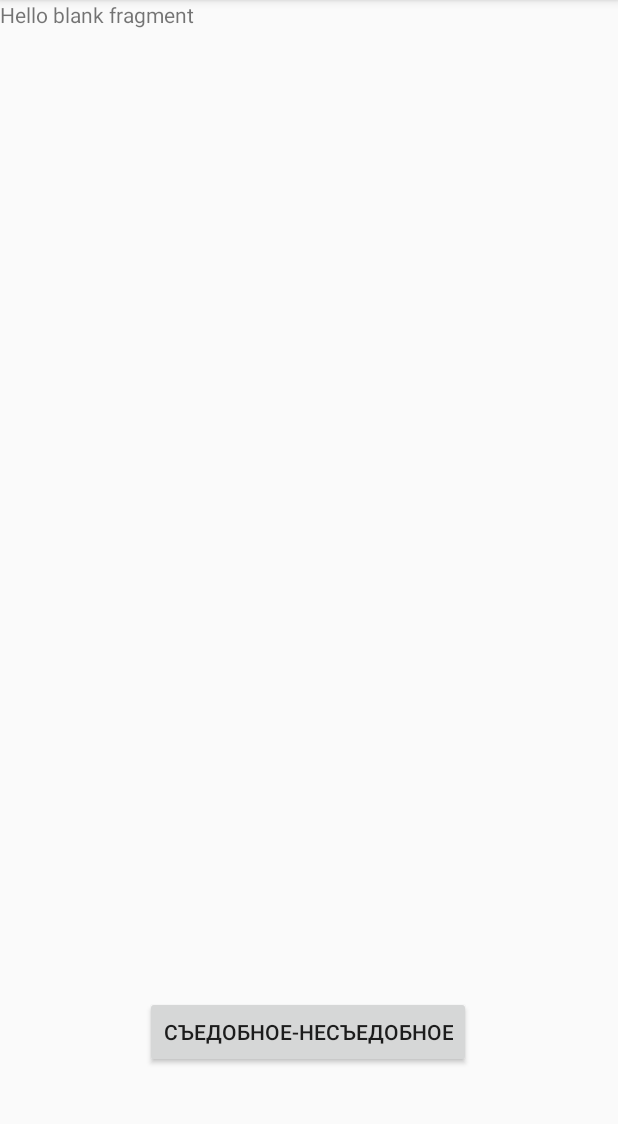
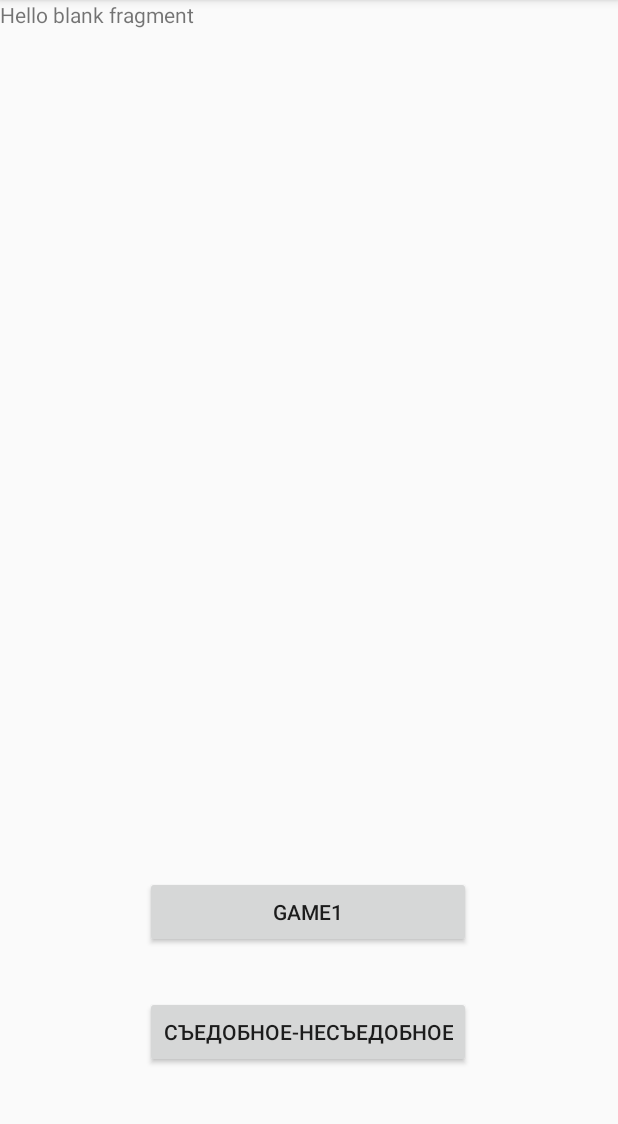
Before and after one commit to ZaharGusyatin/GameForChildren, an Android app: the fragment LevelSelectionFragment shown on its own in the app's theme, on a phone screen of 412 x 824 dp, the part 84-1208 px from its top. Run offline under Robolectric (Android 15) with nearby library versions, the phone set to English and light mode, and no system bars.

Commit message:
AppWith2Lvl

```diff
--- a/app/src/main/AndroidManifest.xml
+++ b/app/src/main/AndroidManifest.xml
@@ -9,7 +9,6 @@
         android:roundIcon="@mipmap/ic_launcher_round"
         android:supportsRtl="true"
         android:theme="@style/AppTheme">
-        <activity android:name=".ui.fragments.Bread"></activity>
         <activity android:name=".MainActivity">
             <intent-filter>
                 <action android:name="android.intent.action.MAIN" />
--- a/app/src/main/java/com/example/gameforchildren/MainActivity.kt
+++ b/app/src/main/java/com/example/gameforchildren/MainActivity.kt
@@ -17,8 +17,8 @@ class MainActivity : AppCompatActivity() {
         mBinding = ActivityMainBinding.inflate(layoutInflater)
         setContentView(mBinding.root)
         APP_ACTIVITY = this
-        //replaceFragment(StartScreenFragment(), false)
-replaceFragment(EdibleGameMainFragment())
+        replaceFragment(StartScreenFragment(), false)
+
 
     }
 
--- a/app/src/main/java/com/example/gameforchildren/ui/StartScreenFragment.kt
+++ b/app/src/main/java/com/example/gameforchildren/ui/StartScreenFragment.kt
@@ -2,7 +2,6 @@ package com.example.gameforchildren.ui
 
 import androidx.fragment.app.Fragment
 import com.example.gameforchildren.R
-import com.example.gameforchildren.ui.fragments.GuessByTheSoundFragment
 import com.example.gameforchildren.ui.fragments.LevelSelectionFragment
 import com.example.gameforchildren.utilits.APP_ACTIVITY
 import com.example.gameforchildren.utilits.replaceFragment
@@ -18,9 +17,8 @@ private lateinit var test:String
 
         buttonStartScreen.setOnClickListener {
 
-            replaceFragment(GuessByTheSoundFragment(), false)
 
-            replaceFragment(LevelSelectionFragment())
+            replaceFragment(LevelSelectionFragment(),false)
 
         }
     }
--- a/app/src/main/java/com/example/gameforchildren/ui/fragments/LevelSelectionFragment.kt
+++ b/app/src/main/java/com/example/gameforchildren/ui/fragments/LevelSelectionFragment.kt
@@ -1,18 +1,18 @@
 package com.example.gameforchildren.ui.fragments
 
-import android.os.Bundle
 import androidx.fragment.app.Fragment
-import android.view.LayoutInflater
-import android.view.View
-import android.view.ViewGroup
 import com.example.gameforchildren.R
 import com.example.gameforchildren.ui.fragments.edibleGameFragments.EdibleGameMainFragment
+import com.example.gameforchildren.ui.fragments.guessByTheSound.GuessByTheSoundFragment
 import com.example.gameforchildren.utilits.replaceFragment
 import kotlinx.android.synthetic.main.fragment_level_selection.*
 
-class LevelSelectionFragment : Fragment(R.layout.fragment_level_selection){
+class LevelSelectionFragment : Fragment(R.layout.fragment_level_selection) {
     override fun onResume() {
         super.onResume()
-   levelSelectionEdible.setOnClickListener { replaceFragment(EdibleGameMainFragment()) }
+        button_level_selection_edible.setOnClickListener { replaceFragment(EdibleGameMainFragment()) }
+        button_guess_by_the_sounds.setOnClickListener { replaceFragment(GuessByTheSoundFragment()) }
+
     }
+
 }
--- a/app/src/main/res/layout/fragment_guess_by_the_sound.xml
+++ b/app/src/main/res/layout/fragment_guess_by_the_sound.xml
@@ -4,7 +4,7 @@
     xmlns:tools="http://schemas.android.com/tools"
     android:layout_width="match_parent"
     android:layout_height="match_parent"
-    tools:context=".ui.fragments.GuessByTheSoundFragment">
+    tools:context=".ui.fragments.guessByTheSound.GuessByTheSoundFragment">
 
     <TextView
         android:id="@+id/go"
--- a/app/src/main/res/layout/fragment_level_selection.xml
+++ b/app/src/main/res/layout/fragment_level_selection.xml
@@ -14,7 +14,7 @@
         android:text="@string/hello_blank_fragment" />
 
     <Button
-        android:id="@+id/levelSelectionEdible"
+        android:id="@+id/button_level_selection_edible"
         android:layout_width="wrap_content"
         android:layout_height="wrap_content"
         android:layout_marginBottom="56dp"
@@ -24,4 +24,14 @@
         app:layout_constraintHorizontal_bias="0.498"
         app:layout_constraintStart_toStartOf="parent" />
 
+    <Button
+        android:id="@+id/button_guess_by_the_sounds"
+        android:layout_width="0dp"
+        android:layout_height="wrap_content"
+        android:layout_marginBottom="32dp"
+        android:text="game1"
+        app:layout_constraintBottom_toTopOf="@+id/button_level_selection_edible"
+        app:layout_constraintEnd_toEndOf="@+id/button_level_selection_edible"
+        app:layout_constraintStart_toStartOf="@+id/button_level_selection_edible" />
+
 </androidx.constraintlayout.widget.ConstraintLayout>
--- a/app/src/main/res/values/strings.xml
+++ b/app/src/main/res/values/strings.xml
@@ -6,6 +6,7 @@
     <string name="games_rules">играправила</string>
 
     <string name="EdibleGameTitle">Съедобное-несъедобное</string>
+    <string name="music">Угадай по мелодии</string>
     <string name="edibleGameMakeUrChoose">Выбери то, что можно скушать</string>
     <string name="gameEdibleTitleOfDescription">Cъедобное-несъедобное</string>
     <string name="testing_string_bla_bla">testing String bla bla</string>
```
Also changed, not shown: app/src/main/java/com/example/gameforchildren/ui/fragments/guessByTheSound/GuessByTheSoundFragment.kt (renamed from app/src/main/java/com/example/gameforchildren/ui/fragments/GuessByTheSoundFragment.kt, +5 -2 lines), app/src/main/res/layout/activity_bread.xml (deleted, +0 -9 lines).
